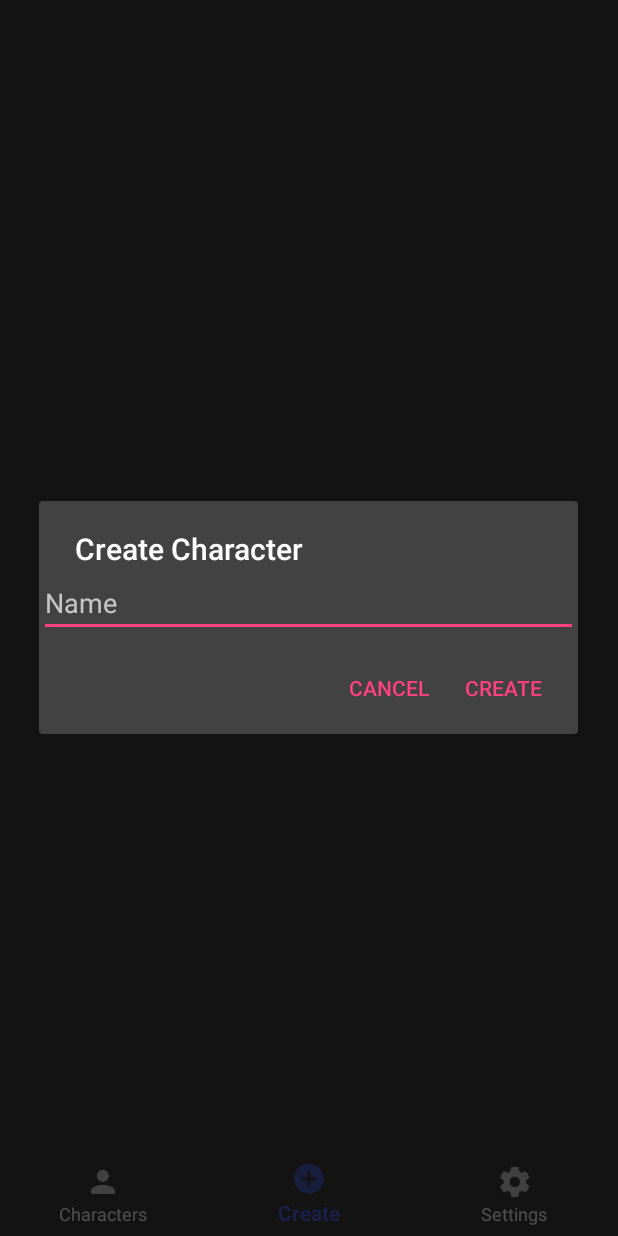
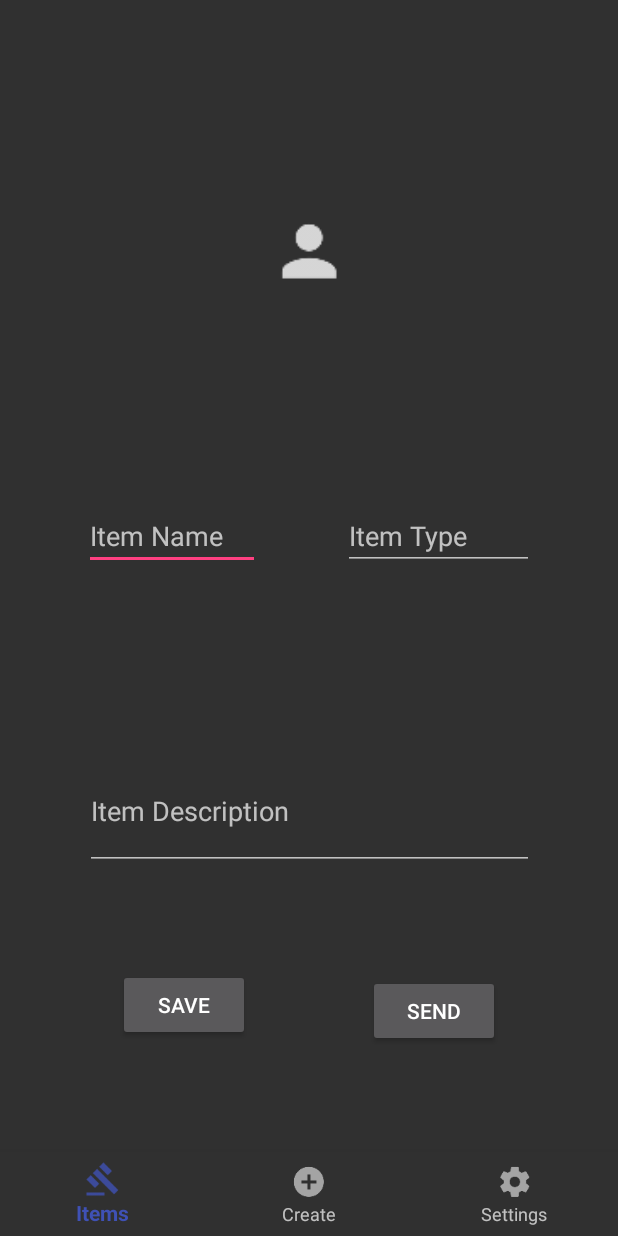
Before and after one commit to Aguiardavidm/ItemTracker2, an Android app: the screen it shows after launch (characterActivity before the commit, itemCreation after it), item 2 of the bottom bar chosen, on a phone screen of 412 x 824 dp. Run offline under Robolectric (Android 15) with nearby library versions, the phone set to English and light mode, and no system bars; our stand-ins replace Room's generated code.

Commit message:
Bunch of stuff

```diff
--- a/app/build.gradle
+++ b/app/build.gradle
@@ -26,7 +26,7 @@ android {
 
 dependencies {
     implementation fileTree(dir: 'libs', include: ['*.jar'])
-    implementation"org.jetbrains.kotlin:kotlin-stdlib-jre7:$kotlin_version"
+    implementation "org.jetbrains.kotlin:kotlin-stdlib-jre7:$kotlin_version"
     implementation 'com.android.support:appcompat-v7:27.1.1'
     implementation 'com.android.support:design:27.1.1'
     implementation 'com.android.support.constraint:constraint-layout:1.1.0'
--- a/app/src/main/AndroidManifest.xml
+++ b/app/src/main/AndroidManifest.xml
@@ -1,6 +1,9 @@
 <?xml version="1.0" encoding="utf-8"?>
 <manifest xmlns:android="http://schemas.android.com/apk/res/android"
     package="david.itemtracker">
+
+    <uses-permission android:name="android.permission.SEND_SMS" />
+    <uses-permission android:name="android.permission.READ_CONTACTS"/>
 
     <application
         android:allowBackup="true"
@@ -18,6 +21,9 @@
                 <category android:name="android.intent.category.LAUNCHER" />
             </intent-filter>
         </activity>
+        <activity
+            android:name=".itemCreation"
+            android:label="@string/title_activity_item_creation" />
     </application>
 
 </manifest>
--- a/app/src/main/java/david/itemtracker/TrackerDao.kt
+++ b/app/src/main/java/david/itemtracker/TrackerDao.kt
@@ -9,8 +9,17 @@ import android.arch.persistence.room.Query
 @Dao
 interface TrackerDao{
 
-    @Query("SELECT name FROM TrackerEntity")
-    fun getAllEntries(): List<String>
+    @Query("SELECT itemName FROM TrackerEntity")
+    fun getAllNames(): List<String>
+
+    @Query("SELECT itemType FROM TrackerEntity")
+    fun getTypes(): List<String>
+
+    @Query("Select itemName,itemType FROM TrackerEntity")
+    fun getNameTypePair(): List<itemNameType>
+
+    @Query("Select * From TrackerEntity ORDER BY itemName")
+    fun getEntities(): List<TrackerEntity>
 
     @Query("DELETE FROM TrackerEntity")
     fun nukeTable()
--- a/app/src/main/java/david/itemtracker/TrackerEntity.kt
+++ b/app/src/main/java/david/itemtracker/TrackerEntity.kt
@@ -6,5 +6,7 @@ import android.arch.persistence.room.PrimaryKey
 @Entity
 data class TrackerEntity(
     @PrimaryKey()
-    val name: String
+    var itemName: String,
+    var itemDescription: String,
+    var itemType: String
 )
--- a/app/src/main/java/david/itemtracker/characterActivity.kt
+++ b/app/src/main/java/david/itemtracker/characterActivity.kt
@@ -1,6 +1,7 @@
 package david.itemtracker
 
 import android.arch.persistence.room.Room
+import android.content.Intent
 import android.os.Bundle
 import android.support.design.widget.BottomNavigationView
 import android.support.v7.app.AlertDialog
@@ -11,14 +12,16 @@ import android.text.InputType
 import android.view.View
 import android.widget.EditText
 import android.widget.LinearLayout
+import android.widget.Toast
 import kotlinx.android.synthetic.main.activity_character.*
 
-
+//This is the main activity and it controls all the items in the list
 //https://www.simplifiedcoding.net/android-recyclerview-cardview-tutorial/
 class characterActivity : AppCompatActivity() {
 
     var mDb: AppDatabase= Room.databaseBuilder(this, AppDatabase::class.java, "DB-CREATION").allowMainThreadQueries().build()
 
+    //Your classic on create
     override fun onCreate(savedInstanceState: Bundle?) {
         super.onCreate(savedInstanceState)
         setContentView(R.layout.activity_character)
@@ -28,25 +31,40 @@ class characterActivity : AppCompatActivity() {
         buildRecyclerView()
     }
 
+    //This sets up the recycler view
+    //rv_parts.adapter = PartAdapter(testData, { partItem : PartData -> partItemClicked(partItem) })
     private fun buildRecyclerView() {
         val recyclerView = findViewById<RecyclerView>(R.id.recyclerView)
         recyclerView.layoutManager = LinearLayoutManager(this, LinearLayout.VERTICAL, false)
 
-        var characters = mDb.TrackerDao().getAllEntries()
+        //getEntities is curretnly sorted by name so the recycler view is sorted the same
+        var itemNames = mDb.TrackerDao().getEntities()
+        val adapter = characterAdapter(itemNames, {item : TrackerEntity -> itemClicked(item)})
 
-        val adapter = characterAdapter(characters)
         recyclerView.adapter = adapter
     }
 
+    //On click listener for recycler
+    private fun itemClicked(partItem : TrackerEntity) {
+        val intent = Intent(this,itemCreation::class.java)
+        intent.putExtra("existing", true)
+        intent.putExtra("name",partItem.itemName)
+        intent.putExtra("type",partItem.itemType)
+        intent.putExtra("description",partItem.itemDescription)
+        startActivity(intent)
+        Toast.makeText(this, "Clicked: ${partItem.itemName}", Toast.LENGTH_LONG).show()
+    }
+
+    //Controls the bottom navigation bar
     private val mOnNavigationItemSelectedListener = BottomNavigationView.OnNavigationItemSelectedListener { item ->
         when (item.itemId) {
             R.id.navigation_characters -> {
-
                 return@OnNavigationItemSelectedListener true
             }
             R.id.navigation_create -> {
-                displayAlert()
-
+                val intent = Intent(this,itemCreation::class.java)
+                intent.putExtra("existing", false)
+                startActivity(intent)
                 return@OnNavigationItemSelectedListener true
             }
             R.id.navigation_settings -> {
@@ -55,32 +73,4 @@ class characterActivity : AppCompatActivity() {
         }
         false
     }
-
-    //http://www.prandroid.com/2017/09/alert-dialog-box-in-android-using-kotlin.html
-    fun displayAlert() {
-        val alert = AlertDialog.Builder(this)
-        var editTextName: EditText? = null
-
-        with(alert) {
-            val title = setTitle("Create Character")
-
-            editTextName = EditText(context)
-            editTextName!!.hint = "Name"
-            editTextName!!.inputType = InputType.TYPE_CLASS_TEXT
-
-            setPositiveButton("Create") { dialog, whichButton ->
-                mDb?.TrackerDao()?.insert(character = TrackerEntity(editTextName!!.text.toString()))
-                buildRecyclerView()
-                dialog.dismiss()
-            }
-
-            setNegativeButton("Cancel") { dialog, whichButton ->
-                dialog.dismiss()
-            }
-        }
-        val dialog = alert.create()
-        dialog.setView(editTextName)
-        dialog.show()
-    }
-
 }
--- a/app/src/main/java/david/itemtracker/characterAdapter.kt
+++ b/app/src/main/java/david/itemtracker/characterAdapter.kt
@@ -1,15 +1,14 @@
 package david.itemtracker
 
-import android.arch.persistence.room.Room
 import android.support.v7.widget.RecyclerView
 import android.view.LayoutInflater
 import android.view.View
 import android.view.ViewGroup
 import android.widget.TextView
 
+class characterAdapter(items : List<TrackerEntity>, val clickListener:(TrackerEntity)->Unit) : RecyclerView.Adapter<characterAdapter.ViewHolder>(){
 
-class characterAdapter(characters : List<String>) : RecyclerView.Adapter<characterAdapter.ViewHolder>(){
-    private var characterList: List<String> = characters
+    private var itemList: List<TrackerEntity> = items
 
     override fun onCreateViewHolder(parent: ViewGroup, viewType: Int): ViewHolder {
         val v = LayoutInflater.from(parent.context).inflate(R.layout.character_row, parent, false)
@@ -17,16 +16,19 @@ class characterAdapter(characters : List<String>) : RecyclerView.Adapter<charact
     }
 
     override fun onBindViewHolder(holder: ViewHolder, position: Int) {
-        holder.bindItems(characterList[position])
+        holder.bindItems(itemList[position],clickListener)
     }
 
-    override fun getItemCount() = characterList.size
+    override fun getItemCount() = itemList.size
 
     class ViewHolder(itemView: View) : RecyclerView.ViewHolder(itemView) {
 
-        fun bindItems(characters:String) {
+        fun bindItems(pair: TrackerEntity, clickListener: (TrackerEntity) -> Unit) {
             val textViewName = itemView.findViewById(R.id.textCharacterName) as TextView
-            textViewName.text = characters
+            val textViewType = itemView.findViewById(R.id.textCharacterType) as TextView
+            textViewType.text = pair.itemType
+            textViewName.text = pair.itemName
+            itemView.setOnClickListener{clickListener(pair)}
         }
     }
 }
--- /dev/null
+++ b/app/src/main/java/david/itemtracker/itemCreation.kt
@@ -0,0 +1,138 @@
+package david.itemtracker
+
+import android.Manifest
+import android.app.PendingIntent
+import android.arch.persistence.room.Room
+import android.content.Intent
+import android.os.Bundle
+import android.provider.ContactsContract
+import android.support.design.widget.BottomNavigationView
+import android.support.v7.app.AppCompatActivity
+import android.telephony.SmsManager
+import kotlinx.android.synthetic.main.activity_item_creation.*
+import android.app.Activity
+import android.support.v4.app.ActivityCompat
+import android.util.Log
+import android.view.View
+import android.widget.Toast
+
+
+class itemCreation : AppCompatActivity() {
+
+    val PICK_CONTACT = 7745
+    var phoneNum: String = ""
+
+    var mDb: AppDatabase= Room.databaseBuilder(this, AppDatabase::class.java, "DB-CREATION").allowMainThreadQueries().build()
+
+    override fun onCreate(savedInstanceState: Bundle?) {
+        super.onCreate(savedInstanceState)
+        setContentView(R.layout.activity_item_creation)
+
+        navigation.setOnNavigationItemSelectedListener(mOnNavigationItemSelectedListener)
+
+        if(intent.getBooleanExtra("existing", false)){
+            itemNameText.setText(intent.getStringExtra("name"))
+            itemTypeText.setText(intent.getStringExtra("type"))
+            itemDescriptionText.setText(intent.getStringExtra("description"))
+            saveButton.visibility = View.INVISIBLE
+        }
+        else{
+            itemNameText.hint = "Item Name"
+            itemDescriptionText.hint = "Item Description"
+            itemTypeText.hint = "Item Type"
+        }
+
+        saveButton.setOnClickListener{
+            val intent = Intent(this, characterActivity::class.java)
+            if(!intent.getBooleanExtra("existing", false)) {
+                itemImage.buildDrawingCache()
+                mDb.TrackerDao().insert(TrackerEntity(
+                        itemName = itemNameText.text.toString(),
+                        itemDescription = itemDescriptionText.text.toString(),
+                        itemType = itemTypeText.text.toString()
+                    )
+                )
+            }
+            startActivity(intent)
+        }
+
+        sendButton.setOnClickListener {
+            ActivityCompat.requestPermissions(this, arrayOf(Manifest.permission.READ_CONTACTS), 100)
+
+            val contactIntent = Intent(Intent.ACTION_PICK, ContactsContract.Contacts.CONTENT_URI)
+            startActivityForResult(contactIntent, PICK_CONTACT)
+        }
+    }
+
+    //I took this from somewhere but for the life of me I cannot find the source
+    public override fun onActivityResult(requestCode: Int, resultCode: Int, data: Intent) {
+        if (resultCode == Activity.RESULT_OK) {
+            val contactData = data.data
+            val c = contentResolver.query(contactData!!, null, null, null, null)
+            if (c!!.moveToFirst()) {
+
+                var phoneNumber = ""
+                val contactId = c.getString(c.getColumnIndex(ContactsContract.Contacts._ID))
+                var hasPhone = c.getString(c.getColumnIndex(ContactsContract.Contacts.HAS_PHONE_NUMBER))
+
+                if (hasPhone.equals("1", ignoreCase = true))
+                    hasPhone = "true"
+                else
+                    hasPhone = "false"
+
+                if (java.lang.Boolean.parseBoolean(hasPhone)) {
+                    val phones = contentResolver.query(ContactsContract.CommonDataKinds.Phone.CONTENT_URI, null, ContactsContract.CommonDataKinds.Phone.CONTACT_ID + " = " + contactId, null, null)
+                    while (phones!!.moveToNext()) {
+                        phoneNumber = phones.getString(phones.getColumnIndex(ContactsContract.CommonDataKinds.Phone.NUMBER))
+                    }
+                    phones.close()
+                }
+                phoneNum = cleanPhoneNum(phoneNumber)
+                ActivityCompat.requestPermissions(this, arrayOf(Manifest.permission.SEND_SMS), 100)
+                sendText(createMessage(),phoneNum)
+            }
+            c.close()
+        }
+    }
+
+    private fun createMessage():String{
+        var returnString :String = "Name: " + itemNameText.text + ", Type: " + itemTypeText.text + ", Description " + itemDescriptionText.text
+        Log.i("Message",returnString)
+        return returnString
+    }
+
+    private val mOnNavigationItemSelectedListener = BottomNavigationView.OnNavigationItemSelectedListener { item ->
+        when (item.itemId) {
+            R.id.navigation_characters -> {
+                var intent = Intent(this,characterActivity::class.java)
+                startActivity(intent)
+                return@OnNavigationItemSelectedListener true
+            }
+            R.id.navigation_create -> {
+                return@OnNavigationItemSelectedListener true
+            }
+            R.id.navigation_settings -> {
+                return@OnNavigationItemSelectedListener true
+            }
+        }
+        false
+    }
+
+    //https://www.ssaurel.com/blog/how-to-send-and-receive-sms-in-android/
+    private fun sendText(phoneNum: String, message: String){
+        var pendingSent = PendingIntent.getBroadcast(applicationContext,0,Intent("SMS_SENT"),0)
+        var pendingDelivered = PendingIntent.getBroadcast(applicationContext,0,Intent("SMS_DELIVERED"),0)
+        var smsManager: SmsManager = SmsManager.getDefault()
+        if (message.length > 160){
+            var messageList = smsManager.divideMessage(message)
+            smsManager.sendMultipartTextMessage(phoneNum,null,messageList,null,null)
+        } else {
+            smsManager.sendTextMessage(phoneNum,null,message,pendingSent,pendingDelivered)
+        }
+    }
+
+    private fun cleanPhoneNum(phoneNum: String): String{
+        var regex: Regex = Regex("[^0-9]")
+        return regex.replace(phoneNum, "")
+    }
+}
--- /dev/null
+++ b/app/src/main/java/david/itemtracker/itemNameType.kt
@@ -0,0 +1,6 @@
+package david.itemtracker
+
+data class itemNameType(
+        var itemName: String,
+        var itemType: String
+)
--- /dev/null
+++ b/app/src/main/res/layout/activity_item_creation.xml
@@ -0,0 +1,96 @@
+<?xml version="1.0" encoding="utf-8"?>
+<android.support.constraint.ConstraintLayout xmlns:android="http://schemas.android.com/apk/res/android"
+    xmlns:app="http://schemas.android.com/apk/res-auto"
+    xmlns:tools="http://schemas.android.com/tools"
+    android:id="@+id/container"
+    android:layout_width="match_parent"
+    android:layout_height="match_parent"
+    tools:context=".itemCreation">
+
+    <android.support.design.widget.BottomNavigationView
+        android:id="@+id/navigation"
+        android:layout_width="0dp"
+        android:layout_height="wrap_content"
+        android:layout_marginEnd="0dp"
+        android:layout_marginStart="0dp"
+        android:background="?android:attr/windowBackground"
+        app:layout_constraintBottom_toBottomOf="parent"
+        app:layout_constraintLeft_toLeftOf="parent"
+        app:layout_constraintRight_toRightOf="parent"
+        app:menu="@menu/navigation" />
+
+    <ImageView
+        android:id="@+id/itemImage"
+        android:layout_width="54dp"
+        android:layout_height="58dp"
+        app:layout_constraintBottom_toTopOf="@+id/itemTypeText"
+        app:layout_constraintEnd_toEndOf="parent"
+        app:layout_constraintHorizontal_bias="0.5"
+        app:layout_constraintStart_toStartOf="parent"
+        app:layout_constraintTop_toTopOf="parent"
+        app:srcCompat="@drawable/ic_character_icon" />
+
+    <EditText
+        android:id="@+id/itemNameText"
+        android:layout_width="117dp"
+        android:layout_height="wrap_content"
+        android:ems="10"
+        android:inputType="textPersonName"
+        app:layout_constraintBottom_toTopOf="@+id/itemDescriptionText"
+        app:layout_constraintEnd_toStartOf="@+id/itemTypeText"
+        app:layout_constraintHorizontal_bias="0.5"
+        app:layout_constraintStart_toStartOf="parent"
+        app:layout_constraintTop_toTopOf="parent"
+        app:layout_constraintVertical_bias="0.733"
+        tools:text="Item Name" />
+
+    <EditText
+        android:id="@+id/itemTypeText"
+        android:layout_width="127dp"
+        android:layout_height="wrap_content"
+        android:ems="10"
+        android:inputType="textPersonName"
+        app:layout_constraintEnd_toEndOf="parent"
+        app:layout_constraintHorizontal_bias="0.5"
+        app:layout_constraintStart_toEndOf="@+id/itemNameText"
+        app:layout_constraintTop_toTopOf="@+id/itemNameText"
+        tools:text="Item Type" />
+
+    <EditText
+        android:id="@+id/itemDescriptionText"
+        android:layout_width="299dp"
+        android:layout_height="78dp"
+        android:layout_marginBottom="188dp"
+        android:ems="10"
+        android:inputType="textMultiLine"
+        app:layout_constraintBottom_toTopOf="@+id/navigation"
+        app:layout_constraintEnd_toEndOf="parent"
+        app:layout_constraintHorizontal_bias="0.505"
+        app:layout_constraintStart_toStartOf="parent"
+        tools:text="Item Description" />
+
+    <Button
+        android:id="@+id/saveButton"
+        android:layout_width="wrap_content"
+        android:layout_height="wrap_content"
+        android:layout_marginBottom="8dp"
+        android:text="Save"
+        app:layout_constraintBottom_toTopOf="@+id/navigation"
+        app:layout_constraintEnd_toEndOf="parent"
+        app:layout_constraintEnd_toStartOf="@+id/sendButton"
+        app:layout_constraintHorizontal_bias="0.5"
+        app:layout_constraintStart_toStartOf="parent"
+        app:layout_constraintTop_toBottomOf="@+id/itemDescriptionText" />
+
+    <Button
+        android:id="@+id/sendButton"
+        android:layout_width="wrap_content"
+        android:layout_height="wrap_content"
+        android:text="Send"
+        app:layout_constraintBottom_toTopOf="@+id/navigation"
+        app:layout_constraintEnd_toEndOf="parent"
+        app:layout_constraintHorizontal_bias="0.5"
+        app:layout_constraintStart_toEndOf="@+id/saveButton"
+        app:layout_constraintTop_toBottomOf="@+id/itemDescriptionText" />
+
+</android.support.constraint.ConstraintLayout>
--- a/app/src/main/res/menu/navigation.xml
+++ b/app/src/main/res/menu/navigation.xml
@@ -3,8 +3,8 @@
 
     <item
         android:id="@+id/navigation_characters"
-        android:icon="@drawable/ic_character_icon"
-        android:title="@string/character_text" />
+        android:icon="@drawable/ic_item_icon"
+        android:title="Items" />
 
     <item
         android:id="@+id/navigation_create"
--- a/app/src/main/res/values/strings.xml
+++ b/app/src/main/res/values/strings.xml
@@ -6,4 +6,5 @@
     <string name="character_text">Characters</string>
     <string name="create_text">Create</string>
     <string name="settings_text">Settings</string>
+    <string name="title_activity_item_creation">itemCreation</string>
 </resources>
```
Also changed, not shown: app/src/main/res/layout/character_row.xml (+11 -1 lines), app/src/main/res/drawable-hdpi/ic_item_icon.png (added), app/src/main/res/drawable-mdpi/ic_item_icon.png (added), app/src/main/res/drawable-xhdpi/ic_item_icon.png (added), app/src/main/res/drawable-xxhdpi/ic_item_icon.png (added).
